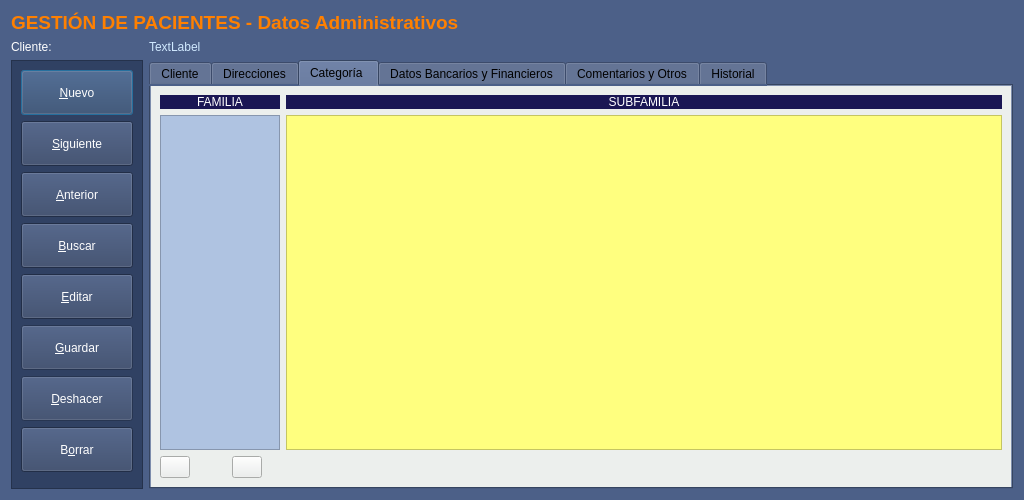
Qt form Zona_Pacientes/frmClientes.ui (arcnexus/RedFoX) before a commit.
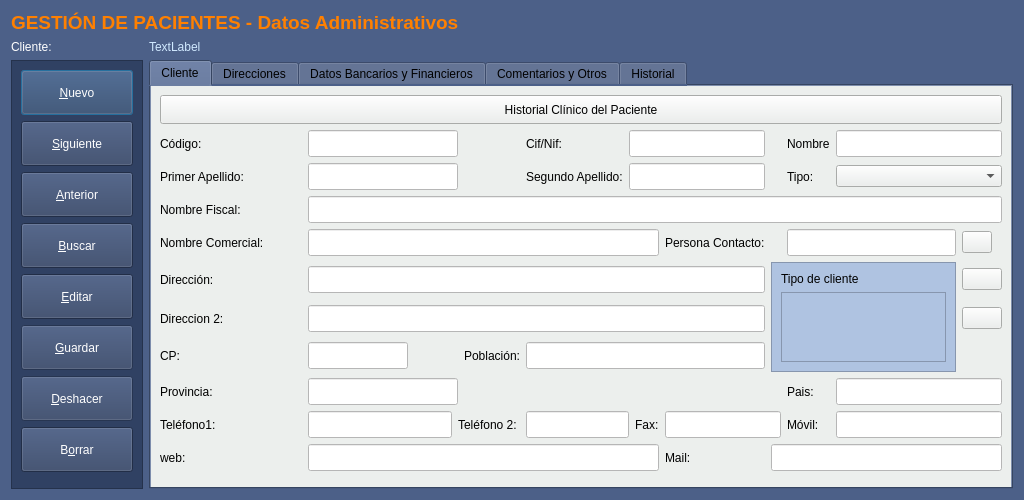
The same form after that commit. The open tabs and pages were chosen to show the change. Icons and pictures are not drawn.

Commit message: cambios en clientes.cpp - elimino getters/setters

Diff of the .ui file:
```diff
--- a/Zona_Pacientes/frmClientes.ui
+++ b/Zona_Pacientes/frmClientes.ui
@@ -786,19 +786,6 @@
          </property>
         </widget>
        </item>
-       <item row="4" column="11" colspan="2">
-        <widget class="QLineEdit" name="txtcPersonaContacto">
-         <property name="minimumSize">
-          <size>
-           <width>0</width>
-           <height>27</height>
-          </size>
-         </property>
-         <property name="styleSheet">
-          <string notr="true">background-color: rgb(255, 255, 255);</string>
-         </property>
-        </widget>
-       </item>
        <item row="4" column="15">
         <widget class="QPushButton" name="btnOtrosContactos">
          <property name="maximumSize">
@@ -819,8 +806,8 @@
          </property>
          <property name="iconSize">
           <size>
-           <width>13</width>
-           <height>24</height>
+           <width>15</width>
+           <height>15</height>
           </size>
          </property>
         </widget>
@@ -1249,14 +1236,34 @@
        <item row="5" column="15">
         <widget class="QPushButton" name="pushButton_4">
          <property name="text">
-          <string>A.Tipo</string>
+          <string/>
+         </property>
+         <property name="icon">
+          <iconset resource="../terra.qrc">
+           <normaloff>:/Icons/PNG/add.png</normaloff>:/Icons/PNG/add.png</iconset>
+         </property>
+         <property name="iconSize">
+          <size>
+           <width>15</width>
+           <height>15</height>
+          </size>
          </property>
         </widget>
        </item>
        <item row="6" column="15">
         <widget class="QPushButton" name="pushButton_5">
          <property name="text">
-          <string>B.Tipo</string>
+          <string/>
+         </property>
+         <property name="icon">
+          <iconset resource="../terra.qrc">
+           <normaloff>:/Icons/PNG/Delete.png</normaloff>:/Icons/PNG/Delete.png</iconset>
+         </property>
+         <property name="iconSize">
+          <size>
+           <width>15</width>
+           <height>15</height>
+          </size>
          </property>
         </widget>
        </item>
@@ -1310,6 +1317,31 @@
          <property name="frameShadow">
           <enum>QFrame::Raised</enum>
          </property>
+         <layout class="QGridLayout" name="gridLayout_21">
+          <item row="1" column="0">
+           <widget class="QListView" name="listView"/>
+          </item>
+          <item row="0" column="0">
+           <widget class="QLabel" name="label_46">
+            <property name="text">
+             <string>Tipo de cliente</string>
+            </property>
+           </widget>
+          </item>
+         </layout>
+        </widget>
+       </item>
+       <item row="4" column="11" colspan="4">
+        <widget class="QLineEdit" name="txtcPersonaContacto">
+         <property name="minimumSize">
+          <size>
+           <width>0</width>
+           <height>27</height>
+          </size>
+         </property>
+         <property name="styleSheet">
+          <string notr="true">background-color: rgb(255, 255, 255);</string>
+         </property>
         </widget>
        </item>
       </layout>
@@ -1598,170 +1630,6 @@
        </item>
       </layout>
      </widget>
-     <widget class="QWidget" name="tab_8">
-      <property name="styleSheet">
-       <string notr="true">background-color: #ecefed;</string>
-      </property>
-      <attribute name="title">
-       <string>Categoría </string>
-      </attribute>
-      <layout class="QGridLayout" name="gridLayout_23">
-       <item row="0" column="2">
-        <widget class="QLabel" name="label_47">
-         <property name="styleSheet">
-          <string notr="true">background-color: rgb(26, 22, 84);
-color: rgb(255, 255, 255);</string>
-         </property>
-         <property name="text">
-          <string>SUBFAMILIA</string>
-         </property>
-         <property name="alignment">
-          <set>Qt::AlignCenter</set>
-         </property>
-        </widget>
-       </item>
-       <item row="0" column="0" colspan="2">
-        <widget class="QLabel" name="label_46">
-         <property name="maximumSize">
-          <size>
-           <width>16777215</width>
-           <height>19</height>
-          </size>
-         </property>
-         <property name="styleSheet">
-          <string notr="true">background-color: rgb(26, 22, 84);
-color: rgb(255, 255, 255);</string>
-         </property>
-         <property name="text">
-          <string>FAMILIA</string>
-         </property>
-         <property name="alignment">
-          <set>Qt::AlignCenter</set>
-         </property>
-        </widget>
-       </item>
-       <item row="1" column="0" colspan="2">
-        <widget class="QFrame" name="frame_familias">
-         <property name="minimumSize">
-          <size>
-           <width>120</width>
-           <height>0</height>
-          </size>
-         </property>
-         <property name="maximumSize">
-          <size>
-           <width>120</width>
-           <height>16777215</height>
-          </size>
-         </property>
-         <property name="styleSheet">
-          <string notr="true">background-color: rgb(175,195,225);</string>
-         </property>
-         <property name="frameShape">
-          <enum>QFrame::StyledPanel</enum>
-         </property>
-         <property name="frameShadow">
-          <enum>QFrame::Raised</enum>
-         </property>
-         <layout class="QVBoxLayout" name="verticalLayout">
-          <item>
-           <spacer name="verticalSpacer">
-            <property name="orientation">
-             <enum>Qt::Vertical</enum>
-            </property>
-            <property name="sizeHint" stdset="0">
-             <size>
-              <width>20</width>
-              <height>40</height>
-             </size>
-            </property>
-           </spacer>
-          </item>
-         </layout>
-        </widget>
-       </item>
-       <item row="2" column="1">
-        <widget class="QPushButton" name="pushButton_3">
-         <property name="maximumSize">
-          <size>
-           <width>30</width>
-           <height>16777215</height>
-          </size>
-         </property>
-         <property name="toolTip">
-          <string>Borrar Familia</string>
-         </property>
-         <property name="text">
-          <string/>
-         </property>
-         <property name="icon">
-          <iconset resource="../terra.qrc">
-           <normaloff>:/Icons/PNG/Delete.png</normaloff>:/Icons/PNG/Delete.png</iconset>
-         </property>
-         <property name="iconSize">
-          <size>
-           <width>15</width>
-           <height>15</height>
-          </size>
-         </property>
-        </widget>
-       </item>
-       <item row="1" column="2">
-        <widget class="QFrame" name="frame_subfamilias">
-         <property name="styleSheet">
-          <string notr="true">background-color: rgb(255, 255, 127);</string>
-         </property>
-         <property name="frameShape">
-          <enum>QFrame::StyledPanel</enum>
-         </property>
-         <property name="frameShadow">
-          <enum>QFrame::Raised</enum>
-         </property>
-         <layout class="QGridLayout" name="gridLayout_20">
-          <item row="1" column="1">
-           <spacer name="verticalSpacer_2">
-            <property name="orientation">
-             <enum>Qt::Vertical</enum>
-            </property>
-            <property name="sizeHint" stdset="0">
-             <size>
-              <width>20</width>
-              <height>40</height>
-             </size>
-            </property>
-           </spacer>
-          </item>
-         </layout>
-        </widget>
-       </item>
-       <item row="2" column="0">
-        <widget class="QPushButton" name="pushButton_2">
-         <property name="maximumSize">
-          <size>
-           <width>30</width>
-           <height>16777215</height>
-          </size>
-         </property>
-         <property name="toolTip">
-          <string>Agregar Familia</string>
-         </property>
-         <property name="text">
-          <string/>
-         </property>
-         <property name="icon">
-          <iconset resource="../terra.qrc">
-           <normaloff>:/Icons/PNG/add.png</normaloff>:/Icons/PNG/add.png</iconset>
-         </property>
-         <property name="iconSize">
-          <size>
-           <width>15</width>
-           <height>15</height>
-          </size>
-         </property>
-        </widget>
-       </item>
-      </layout>
-     </widget>
      <widget class="QWidget" name="tab_5">
       <property name="styleSheet">
        <string notr="true">background-color: #ecefed;</string>
```
Left out of the diff: 28 changed lines with no effect on the pictures. The commit also changes 14 other files.
